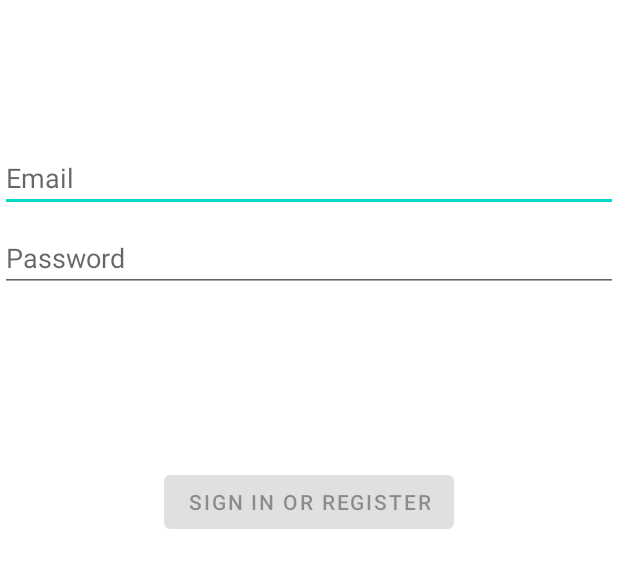
After one commit to Gudauu/WeWallHere, an Android app: the layout activity_mail_verify.xml on its own in the app's theme, with its tools: preview values and no code run, on a phone screen of 412 x 824 dp. The commit adds this screen. Shown: the top 568 px of the screen. Run offline under Robolectric (Android 15) with nearby library versions, the phone set to English and light mode, and no system bars.

Commit message:
add mail verify xml: no send veri code version

```diff
--- /dev/null
+++ b/app/src/main/res/layout/activity_mail_verify.xml
@@ -0,0 +1,64 @@
+<?xml version="1.0" encoding="utf-8"?>
+<androidx.constraintlayout.widget.ConstraintLayout xmlns:android="http://schemas.android.com/apk/res/android"
+    xmlns:app="http://schemas.android.com/apk/res-auto"
+    xmlns:tools="http://schemas.android.com/tools"
+    android:id="@+id/container"
+    android:layout_width="match_parent"
+    android:layout_height="match_parent">
+
+    <EditText
+        android:id="@+id/username"
+        android:layout_width="0dp"
+        android:layout_height="wrap_content"
+        android:layout_marginTop="96dp"
+        android:hint="@string/prompt_email"
+        android:inputType="textEmailAddress"
+        android:selectAllOnFocus="true"
+        app:layout_constraintEnd_toEndOf="parent"
+        app:layout_constraintStart_toStartOf="parent"
+        app:layout_constraintTop_toTopOf="parent" />
+
+    <EditText
+        android:id="@+id/verification_code"
+        android:layout_width="0dp"
+        android:layout_height="wrap_content"
+        android:layout_marginTop="8dp"
+        android:hint="@string/prompt_password"
+        android:imeActionLabel="@string/action_sign_in_short"
+        android:imeOptions="actionDone"
+        android:inputType="textPassword"
+        android:selectAllOnFocus="true"
+        app:layout_constraintEnd_toEndOf="parent"
+        app:layout_constraintStart_toStartOf="parent"
+        app:layout_constraintTop_toBottomOf="@+id/username" />
+
+    <Button
+        android:id="@+id/login"
+        android:layout_width="wrap_content"
+        android:layout_height="wrap_content"
+        android:layout_gravity="start"
+        android:layout_marginTop="16dp"
+        android:layout_marginBottom="64dp"
+        android:enabled="false"
+        android:text="@string/action_sign_in"
+        app:layout_constraintBottom_toBottomOf="parent"
+        app:layout_constraintEnd_toEndOf="parent"
+        app:layout_constraintStart_toStartOf="parent"
+        app:layout_constraintTop_toBottomOf="@+id/verification_code"
+        app:layout_constraintVertical_bias="0.2" />
+
+    <ProgressBar
+        android:id="@+id/loading"
+        android:layout_width="wrap_content"
+        android:layout_height="wrap_content"
+        android:layout_gravity="center"
+        android:layout_marginTop="64dp"
+        android:layout_marginBottom="64dp"
+        android:visibility="gone"
+        app:layout_constraintBottom_toBottomOf="parent"
+        app:layout_constraintEnd_toEndOf="@+id/verification_code"
+        app:layout_constraintStart_toStartOf="@+id/verification_code"
+        app:layout_constraintTop_toTopOf="parent"
+        app:layout_constraintVertical_bias="0.3" />
+
+</androidx.constraintlayout.widget.ConstraintLayout>
--- a/app/src/main/res/values/strings.xml
+++ b/app/src/main/res/values/strings.xml
@@ -3,4 +3,16 @@
     <string name="default_usename">PotatoHead</string>
     <string name="default_email">potato_test@mail.com</string>
     <string name="default_email2">potato_test2@mail.com</string>
+    <string name="title_activity_login">LoginActivity</string>
+    <string name="prompt_email">Email</string>
+    <string name="prompt_password">Password</string>
+    <string name="action_sign_in">Sign in or register</string>
+    <string name="action_sign_in_short">Sign in</string>
+    <string name="welcome">"Welcome !"</string>
+    <string name="invalid_username">Not a valid username</string>
+    <string name="invalid_password">Password must be >5 characters</string>
+    <string name="login_failed">"Login failed"</string>
+    <string name="register">Register</string>
+    <string name="email">Email</string>
+    <string name="password">Password</string>
 </resources>
```
